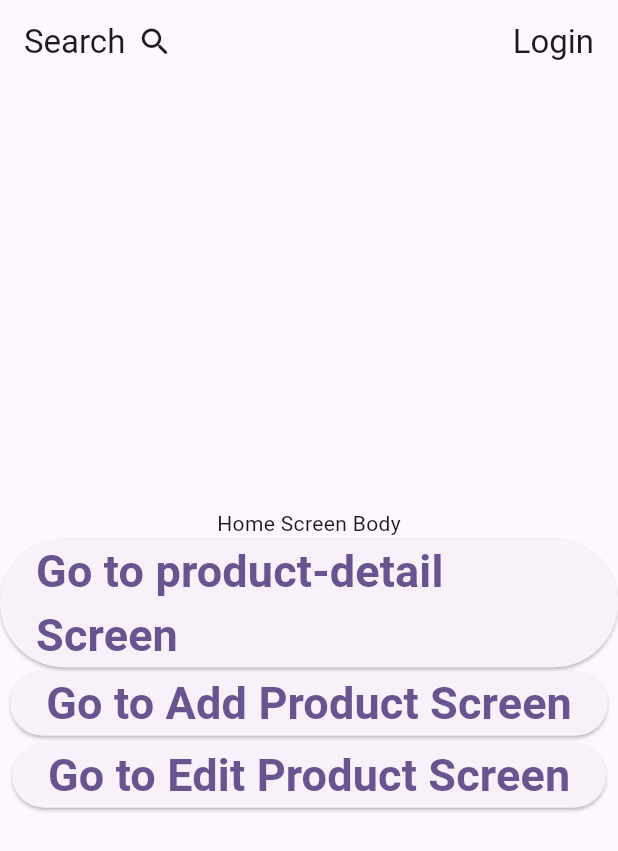
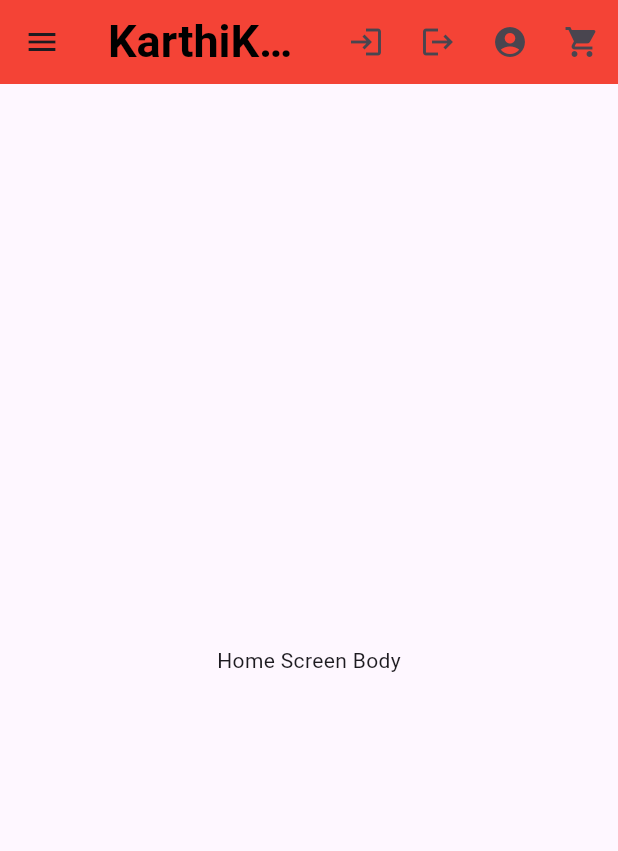
Before and after one commit to karthikeyan10122k3/e_commerce_application, a Flutter app: the screen it shows after launch, on a phone screen of 412 x 824 dp. Shown: the top 851 px of the screen. Run offline on Flutter 3.47's test engine with Material 3 defaults, Android fonts, the phone set to English and light mode, and no system bars.

Commit message:
First Day Commit

```diff
--- a/lib/main.dart
+++ b/lib/main.dart
@@ -1,4 +1,6 @@
+import 'package:e_commerce_application/screens/(Auth)/login_screen.dart';
 import 'package:e_commerce_application/screens/add_product_screen.dart';
+import 'package:e_commerce_application/screens/cart_screen.dart';
 import 'package:e_commerce_application/screens/edit_product_screen.dart';
 import 'package:e_commerce_application/screens/home_screen.dart';
 import 'package:e_commerce_application/screens/product_detail_screen.dart';
@@ -19,12 +21,22 @@ class MyApp extends StatelessWidget {
       debugShowCheckedModeBanner: false,
 
       theme: ThemeData(
-        colorScheme: ColorScheme.fromSeed(seedColor: Colors.deepPurple),
+        // colorScheme: ColorScheme.dark(),
+
+        // textTheme: const TextTheme(
+        //   bodyLarge: TextStyle(color: Colors.red),
+        //   bodyMedium: TextStyle(color: Colors.red),
+        //   titleLarge: TextStyle(color: Colors.red),
+        //   // Add more styles if needed
+        // ),
       ),
       initialRoute: '/',
       routes: {
         '/': (context) => const HomeScreen(),
         '/add-product': (context) => const AddProductScreen(),
+        '/login': (context) => const LoginScreen(),
+        '/cart': (context) => const CartScreen(),
+        '/profile': (context) => const CartScreen(),
       },
       onGenerateRoute: (settings) {
         final uri = Uri.parse(settings.name!);
--- a/lib/screens/add_product_screen.dart
+++ b/lib/screens/add_product_screen.dart
@@ -1,7 +1,7 @@
 import 'package:flutter/material.dart';
 
 class AddProductScreen extends StatelessWidget {
-  const AddProductScreen({Key? key}) : super(key: key);
+  const AddProductScreen({super.key});
 
   @override
   Widget build(BuildContext context) {
--- a/lib/screens/home_screen.dart
+++ b/lib/screens/home_screen.dart
@@ -6,50 +6,86 @@ class HomeScreen extends StatelessWidget {
   @override
   Widget build(BuildContext context) {
     return Scaffold(
-      appBar: AppBar(
-        title: Row(
-          children: const [
-            Text('Search'),
-            SizedBox(width: 8),
-            Icon(Icons.search_rounded),
-            Spacer(),
-            Text('Login'),
+      drawer: Drawer(
+        child: ListView(
+          children: [
+            const DrawerHeader(child: Text('KarthiKart Menu')),
+            ListTile(
+              leading: Icon(Icons.home),
+              title: const Text('Home'),
+              onTap: () {
+                Navigator.pop(context);
+                Navigator.pushNamed(context, '/');
+              },
+            ),
+            ListTile(
+              leading: Icon(Icons.add),
+              title: const Text('Add Product'),
+              onTap: () {
+                Navigator.pop(context);
+                Navigator.pushNamed(context, '/add-product');
+              },
+            ),
+            ListTile(
+              leading: Icon(Icons.edit),
+              title: const Text('Edit Product'),
+              onTap: () {
+                Navigator.pop(context);
+                Navigator.pushNamed(context, '/edit-product/2');
+              },
+            ),
           ],
         ),
       ),
+
+      appBar: AppBar(
+        backgroundColor: Colors.red,
+        leading: Builder(
+          builder:
+              (context) => IconButton(
+                icon: const Icon(Icons.menu),
+                onPressed: () => Scaffold.of(context).openDrawer(),
+              ),
+        ),
+        title: const Text(
+          "KarthiKart",
+          style: TextStyle(
+            fontSize: 30,
+            color: Colors.black,
+            fontWeight: FontWeight.bold,
+          ),
+        ),
+        actions: [
+          IconButton(
+            onPressed: () {
+              Navigator.pushNamed(context, '/login');
+            },
+            icon: const Icon(Icons.login),
+          ),
+          IconButton(
+            onPressed: () {
+              // logout Logic
+            },
+            icon: const Icon(Icons.logout),
+          ),
+          IconButton(
+            icon: const Icon(Icons.account_circle),
+            onPressed: () {
+              Navigator.pushNamed(context, '/profile');
+            },
+          ),
+          IconButton(
+            icon: const Icon(Icons.shopping_cart),
+            onPressed: () {
+              Navigator.pushNamed(context, '/cart');
+            },
+          ),
+        ],
+      ),
       body: Center(
         child: Column(
-          mainAxisAlignment: MainAxisAlignment.center, // Center vertically
-          children: [
-            const Text("Home Screen Body"),
-            ElevatedButton(
-              onPressed: () {
-                Navigator.pushNamed(context, '/product-detail/2');
-              },
-              child: const Text(
-                'Go to product-detail Screen',
-                style: TextStyle(fontSize: 30, fontWeight: FontWeight.bold),
-              ),
-            ),
-            ElevatedButton(
-              onPressed: () {
-                Navigator.pushNamed(context, '/add-product');
-              },
-              child: const Text(
-                'Go to Add Product Screen',
-                style: TextStyle(fontSize: 30, fontWeight: FontWeight.bold),
-              ),
-            ),
-            ElevatedButton(
-              onPressed: () {
-                Navigator.pushNamed(context, '/edit-product/2');
-              },
-              child: const Text(
-                'Go to Edit Product Screen',
-                style: TextStyle(fontSize: 30, fontWeight: FontWeight.bold),
-              ),
-            ),
-          ],
+          mainAxisAlignment: MainAxisAlignment.center,
+          children: [const Text("Home Screen Body")],
         ),
       ),
     );
--- a/pubspec.yaml
+++ b/pubspec.yaml
@@ -59,9 +59,9 @@ flutter:
   uses-material-design: true
 
   # To add assets to your application, add an assets section, like this:
-  # assets:
-  #   - images/a_dot_burr.jpeg
-  #   - images/a_dot_ham.jpeg
+  assets:
+    - assets/karthikart_logo.png
+    # - images/a_dot_ham.jpeg
 
   # An image asset can refer to one or more resolution-specific "variants", see
   # https://flutter.dev/to/resolution-aware-images
```
Also changed, not shown: lib/screens/(Auth)/login_screen.dart (added, +13 -0 lines), lib/screens/cart_screen.dart (added, +13 -0 lines), lib/screens/user_profile_screen.dart (added, +13 -0 lines), assets/karthikart_logo.png (added).
